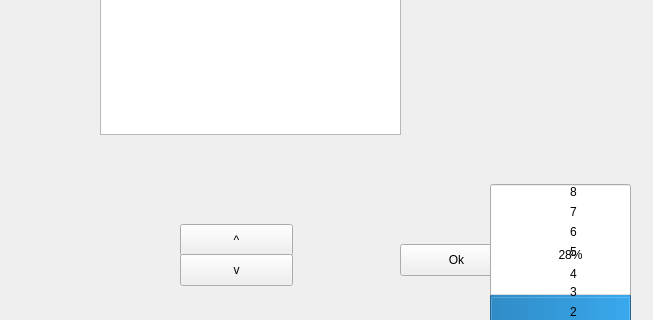
This is mainwindow.ui in jasonv94/COMP3004-Project as Qt 5 draws it before an edit; both pictures show x 0 to 653 and y 86 to 406 of the 800 by 600 pixel window. The edited form follows.
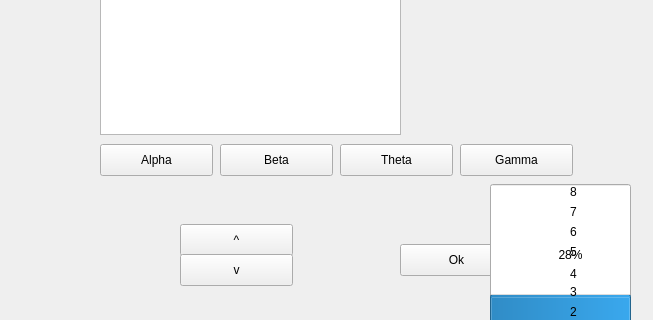
This is the edited form.

Commit message: added class files,buttons for frequency

```diff
--- a/mainwindow.ui
+++ b/mainwindow.ui
@@ -189,6 +189,58 @@
      <string>7</string>
     </property>
    </widget>
+   <widget class="QPushButton" name="alphaButton">
+    <property name="geometry">
+     <rect>
+      <x>100</x>
+      <y>230</y>
+      <width>113</width>
+      <height>32</height>
+     </rect>
+    </property>
+    <property name="text">
+     <string>Alpha</string>
+    </property>
+   </widget>
+   <widget class="QPushButton" name="betaButton">
+    <property name="geometry">
+     <rect>
+      <x>220</x>
+      <y>230</y>
+      <width>113</width>
+      <height>32</height>
+     </rect>
+    </property>
+    <property name="text">
+     <string>Beta</string>
+    </property>
+   </widget>
+   <widget class="QPushButton" name="thetaButton">
+    <property name="geometry">
+     <rect>
+      <x>340</x>
+      <y>230</y>
+      <width>113</width>
+      <height>32</height>
+     </rect>
+    </property>
+    <property name="text">
+     <string>Theta</string>
+    </property>
+   </widget>
+   <widget class="QPushButton" name="gammaButton">
+    <property name="geometry">
+     <rect>
+      <x>460</x>
+      <y>230</y>
+      <width>113</width>
+      <height>32</height>
+     </rect>
+    </property>
+    <property name="text">
+     <string>Gamma</string>
+    </property>
+   </widget>
   </widget>
   <widget class="QMenuBar" name="menubar">
    <property name="geometry">
```
The commit also changes 9 other files.
